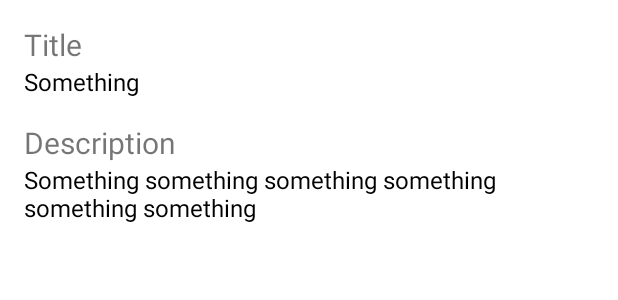
After one commit to okynk/viaplay-test, an Android app: the layout fragment_detail.xml on its own in the app's theme, with its tools: preview values and no code run, on a phone screen of 412 x 824 dp. The commit adds this screen. Shown: the top 300 px of the screen. Run offline under Robolectric (Android 15) with nearby library versions, the phone set to English and light mode, and no system bars; network calls fail.

Commit message:
Implement detail page

```diff
--- a/app/build.gradle
+++ b/app/build.gradle
@@ -3,6 +3,7 @@ plugins {
     id 'kotlin-android'
     id 'kotlin-android-extensions'
     id 'kotlin-kapt'
+    id 'androidx.navigation.safeargs.kotlin'
 }
 
 android {
--- a/app/src/main/kotlin/com/okynk/viaplaytest/feature/screen/detail/DetailActivity.kt
+++ /dev/null
@@ -1,3 +0,0 @@
-package com.okynk.viaplaytest.feature.screen.detail
-
-class DetailActivity
--- /dev/null
+++ b/app/src/main/kotlin/com/okynk/viaplaytest/util/extensions/General.kt
@@ -0,0 +1,3 @@
+package com.okynk.viaplaytest.util.extensions
+
+fun String.cleanHref() = this.replace("{?dtg}", "")
--- /dev/null
+++ b/app/src/main/res/layout/fragment_detail.xml
@@ -0,0 +1,72 @@
+<?xml version="1.0" encoding="utf-8"?>
+<layout xmlns:android="http://schemas.android.com/apk/res/android"
+    xmlns:app="http://schemas.android.com/apk/res-auto"
+    xmlns:tools="http://schemas.android.com/tools">
+
+    <data>
+
+        <variable
+            name="viewModel"
+            type="com.okynk.viaplaytest.feature.screen.detail.DetailViewModel" />
+    </data>
+
+    <androidx.constraintlayout.widget.ConstraintLayout
+        android:layout_width="match_parent"
+        android:layout_height="match_parent">
+
+        <TextView
+            android:id="@+id/tv_title"
+            android:layout_width="match_parent"
+            android:layout_height="wrap_content"
+            android:layout_marginStart="16dp"
+            android:layout_marginTop="16dp"
+            android:layout_marginEnd="16dp"
+            android:text="@string/detail.label.title"
+            android:textSize="20sp"
+            app:layout_constraintEnd_toEndOf="parent"
+            app:layout_constraintStart_toStartOf="parent"
+            app:layout_constraintTop_toTopOf="parent" />
+
+        <TextView
+            android:id="@+id/tv_title_content"
+            android:layout_width="match_parent"
+            android:layout_height="wrap_content"
+            android:layout_marginStart="16dp"
+            android:layout_marginEnd="16dp"
+            android:text="@{viewModel.viewData.title}"
+            android:textColor="@color/black"
+            android:textSize="16sp"
+            app:layout_constraintEnd_toEndOf="parent"
+            app:layout_constraintStart_toStartOf="parent"
+            app:layout_constraintTop_toBottomOf="@id/tv_title"
+            tools:text="Something " />
+
+        <TextView
+            android:id="@+id/tv_description"
+            android:layout_width="match_parent"
+            android:layout_height="wrap_content"
+            android:layout_marginStart="16dp"
+            android:layout_marginTop="16dp"
+            android:layout_marginEnd="16dp"
+            android:text="@string/detail.label.description"
+            android:textSize="20sp"
+            app:layout_constraintEnd_toEndOf="parent"
+            app:layout_constraintStart_toStartOf="parent"
+            app:layout_constraintTop_toBottomOf="@id/tv_title_content" />
+
+        <TextView
+            android:id="@+id/tv_desription_content"
+            android:layout_width="match_parent"
+            android:layout_height="wrap_content"
+            android:layout_marginStart="16dp"
+            android:layout_marginEnd="16dp"
+            android:text="@{viewModel.viewData.description}"
+            android:textColor="@color/black"
+            android:textSize="16sp"
+            app:layout_constraintEnd_toEndOf="parent"
+            app:layout_constraintStart_toStartOf="parent"
+            app:layout_constraintTop_toBottomOf="@id/tv_description"
+            tools:text="Something something something something something something" />
+
+    </androidx.constraintlayout.widget.ConstraintLayout>
+</layout>
--- a/app/src/main/res/values/strings.xml
+++ b/app/src/main/res/values/strings.xml
@@ -5,5 +5,9 @@
     <string name="general.label.error">Something went wrong</string>
     <string name="general.button.ok">OK</string>
 
-    <string name="sectionlist.title">Sections</string>
+    <string name="sections.title">Sections</string>
+
+    <string name="detail.title">Section Detail</string>
+    <string name="detail.label.title">Title</string>
+    <string name="detail.label.description">Description</string>
 </resources>
--- a/build.gradle
+++ b/build.gradle
@@ -8,6 +8,7 @@ buildscript {
     dependencies {
         classpath "com.android.tools.build:gradle:4.1.2"
         classpath "org.jetbrains.kotlin:kotlin-gradle-plugin:$kotlin_version"
+        classpath "androidx.navigation:navigation-safe-args-gradle-plugin:2.3.3"
 
         // NOTE: Do not place your application dependencies here; they belong
         // in the individual module build.gradle files
```
Also changed, not shown: app/src/main/kotlin/com/okynk/viaplaytest/feature/base/BaseActivity.kt (+10 -0 lines), app/src/main/kotlin/com/okynk/viaplaytest/feature/base/BaseFragment.kt (+10 -14 lines), app/src/main/kotlin/com/okynk/viaplaytest/feature/base/BaseViewModel.kt (+0 -10 lines), app/src/main/kotlin/com/okynk/viaplaytest/feature/screen/detail/DetailFragment.kt (added, +32 -0 lines), app/src/main/kotlin/com/okynk/viaplaytest/feature/screen/detail/DetailViewModel.kt (added, +49 -0 lines), app/src/main/kotlin/com/okynk/viaplaytest/feature/screen/sections/SectionsFragment.kt (+7 -1 lines), app/src/main/kotlin/com/okynk/viaplaytest/feature/screen/sections/SectionsViewModel.kt (+7 -2 lines), app/src/main/kotlin/com/okynk/viaplaytest/injection/ViewModelModule.kt (+9 -0 lines), app/src/main/kotlin/com/okynk/viaplaytest/util/extensions/Fragment.kt (added, +18 -0 lines), app/src/main/res/navigation/nav_main.xml (+20 -1 lines).
